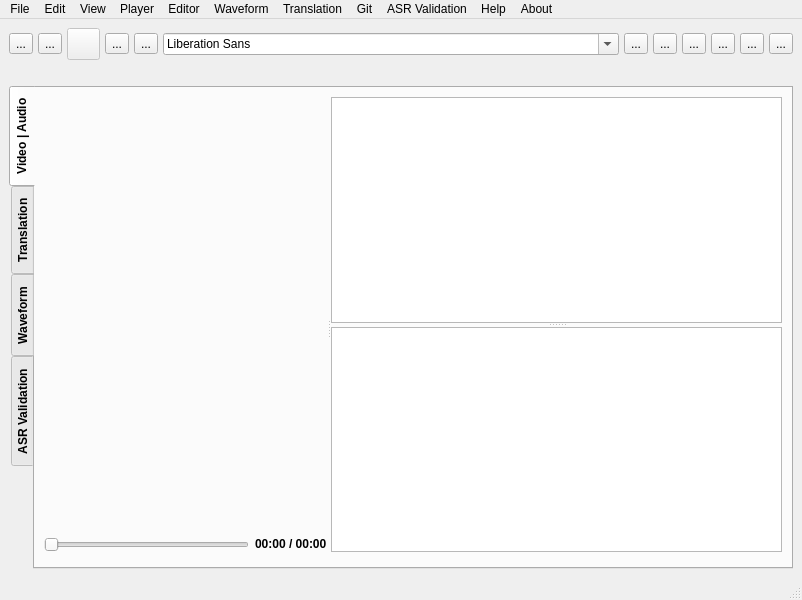
Before: the Qt Designer form tool.ui in ljn7/Vagyojaka, drawn with Qt 5.
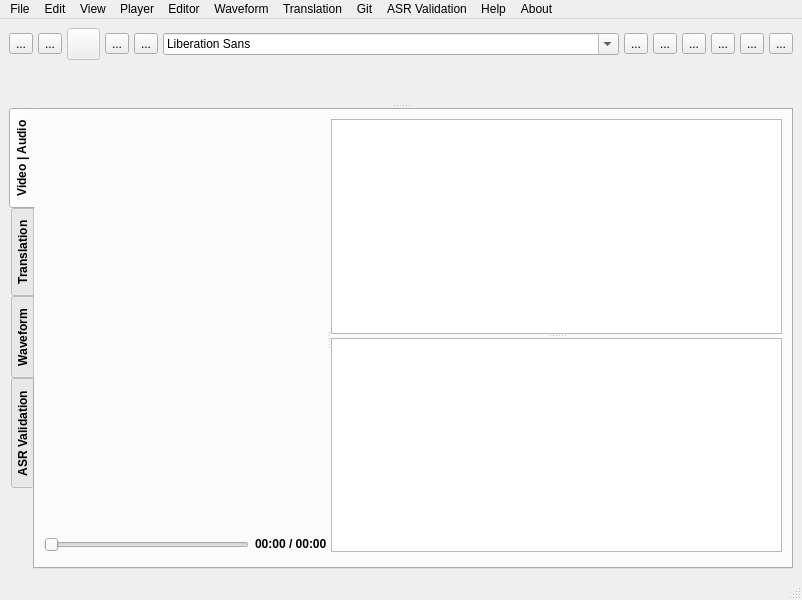
After: the same form once the commit is applied. Icons and pictures are not drawn. Custom widgets are drawn as their Qt base class.

```diff
--- a/tool.ui
+++ b/tool.ui
@@ -428,9 +428,35 @@
      </layout>
     </item>
     <item>
+     <layout class="QVBoxLayout" name="verticalLayout_11">
+      <item>
+       <widget class="QSplitter" name="splitter_editor_4">
+        <property name="orientation">
+         <enum>Qt::Vertical</enum>
+        </property>
+        <widget class="QWidget" name="headerWidget">
+         <layout class="QVBoxLayout" name="verticalLayout_9">
+          <item>
+           <widget class="QLabel" name="asrvalidatorFilenameLbl">
+            <property name="font">
+             <font>
+              <bold>true</bold>
+             </font>
+            </property>
+            <property name="text">
+             <string/>
+            </property>
+           </widget>
+          </item>
+          <item>
      <layout class="QHBoxLayout" name="horizontalLayout_6">
       <item>
        <widget class="QLabel" name="mediaFilenameLbl">
+              <property name="font">
+               <font>
+                <bold>true</bold>
+               </font>
+              </property>
         <property name="text">
          <string/>
         </property>
@@ -441,6 +467,11 @@
       </item>
       <item>
        <widget class="QLabel" name="transcriptFilenameLbl">
+              <property name="font">
+               <font>
+                <bold>true</bold>
+               </font>
+              </property>
         <property name="text">
          <string/>
         </property>
@@ -451,7 +482,8 @@
       </item>
      </layout>
     </item>
-    <item>
+         </layout>
+        </widget>
      <widget class="QTabWidget" name="tabWidget">
       <property name="enabled">
        <bool>true</bool>
@@ -743,6 +775,9 @@
        </layout>
       </widget>
      </widget>
+       </widget>
+      </item>
+     </layout>
     </item>
    </layout>
   </widget>
```
Left out of the diff: 2 changed lines with no effect on the pictures. Lines whose indentation alone changed are shown as unchanged.
